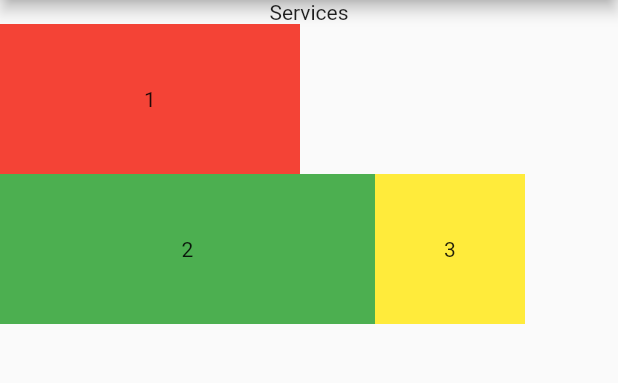
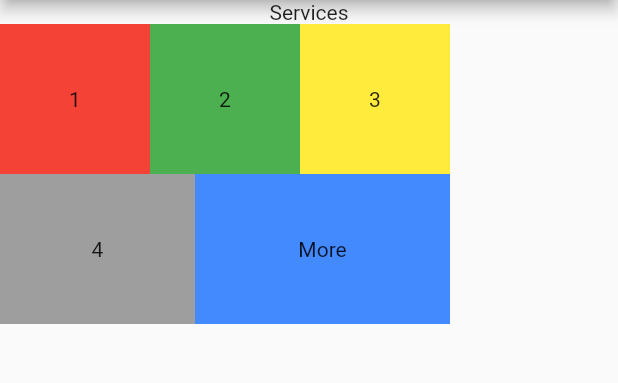
Before and after one commit to docputs/custom_wrap_app, a Flutter app: the screen it shows after launch, on a phone screen of 412 x 824 dp, the part 84-467 px from its top. Run offline on Flutter 3.47's test engine with Material 2 defaults, Android fonts, the phone set to English and light mode, and no system bars.

```diff
--- a/lib/app/home_page.dart
+++ b/lib/app/home_page.dart
@@ -1,6 +1,6 @@
+import 'package:custom_wrap_app/app/custom_wrap.dart';
 import 'package:flutter/material.dart';
 
-import 'custom_wrap.dart';
 import 'service.dart';
 
 class HomePage extends StatefulWidget {
@@ -36,17 +36,23 @@ class _HomePageState extends State<HomePage> {
           // ),
           CustomWrap(
             maxLines: 2,
+            overflowWidget: Container(
+              color: Colors.blueAccent,
+              height: 100,
+              width: 170,
+              child: const Center(child: Text('More')),
+            ),
             children: [
               Container(
                 color: Colors.red,
                 height: 100,
-                width: 200,
+                width: 100,
                 child: const Center(child: Text('1')),
               ),
               Container(
                 color: Colors.green,
                 height: 100,
-                width: 250,
+                width: 100,
                 child: const Center(child: Text('2')),
               ),
               Container(
@@ -56,10 +62,22 @@ class _HomePageState extends State<HomePage> {
                 child: const Center(child: Text('3')),
               ),
               Container(
-                color: Colors.blueAccent,
+                color: Colors.grey,
                 height: 100,
-                width: 200,
-                child: const Center(child: Text('More')),
+                width: 130,
+                child: const Center(child: Text('4')),
+              ),
+              Container(
+                color: Colors.grey,
+                height: 100,
+                width: 130,
+                child: const Center(child: Text('4')),
+              ),
+              Container(
+                color: Colors.grey,
+                height: 100,
+                width: 130,
+                child: const Center(child: Text('4')),
               ),
             ],
           ),
```
Also changed, not shown: lib/app/custom_wrap.dart (+36 -110 lines).
